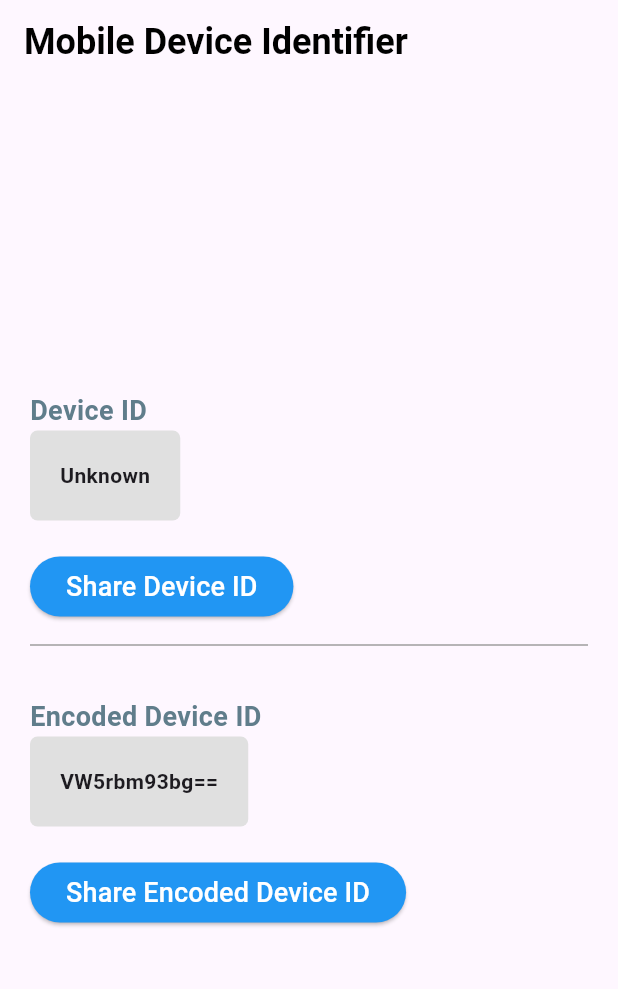
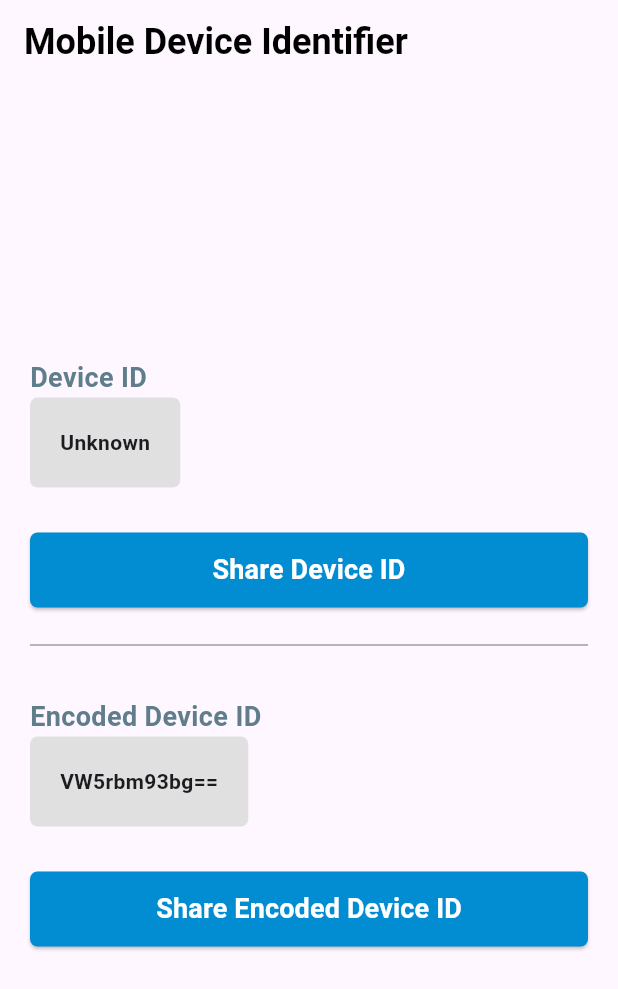
Before and after one commit to erolsarica/device_id_creator, a Flutter app: the screen it shows after launch, on a phone screen of 412 x 824 dp. Shown: the top 989 px of the screen. Run offline on Flutter 3.47's test engine with Material 3 defaults, Android fonts, the phone set to English and light mode, and no system bars; our stand-ins replace share_plus; missing offline and left inert: mobile_device_identifier.

Commit message:
Refactor shareButton widget to use a Container for better styling

```diff
--- a/lib/main.dart
+++ b/lib/main.dart
@@ -79,7 +79,7 @@ class _MyAppState extends State<MyApp> {
                   const SizedBox(
                     height: 20,
                   ),
-                  shareButton('Share Device ID', () => Share.share(_deviceId)),
+                  shareButton('Share Device ID', () => Share.share(_deviceId),),
                   const Divider(height: 30, color: Colors.grey),
                   const SizedBox(
                     height: 20,
--- a/lib/share_button.dart
+++ b/lib/share_button.dart
@@ -1,16 +1,24 @@
 import 'package:flutter/material.dart';
 
 shareButton(String title, Function()? onPressed) {
-  return ElevatedButton(
-    style: ElevatedButton.styleFrom(
-      primary: Colors.blue,
-      onPrimary: Colors.white,
-      shape: const StadiumBorder(),
-    ),
-    onPressed: () {},
-    child: Text(
-      title,
-      style: const TextStyle(fontSize: 18),
+  return Container(
+    width: double.infinity,
+    height: 50,
+    margin: const EdgeInsets.symmetric(vertical: 10),
+    child: ElevatedButton(
+      style: ButtonStyle(
+        backgroundColor: MaterialStateProperty.all(const Color.fromARGB(255, 2, 141, 211)),
+        shape: MaterialStateProperty.all<RoundedRectangleBorder>(
+          RoundedRectangleBorder(
+            borderRadius: BorderRadius.circular(5),
+          ),
+        ),
+      ),
+      onPressed: onPressed,
+      child: Text(
+        title,
+        style: const TextStyle(fontSize: 18, color: Colors.white, fontWeight: FontWeight.bold),
+      ),
     ),
   );
 }
```
